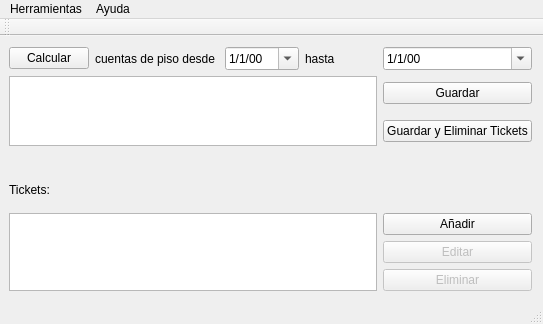
Old version of the form mainwindow.ui in the repository emepetres/Six-of-Spades.
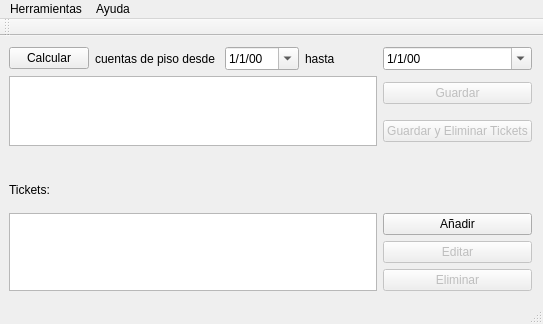
New version of the form.

Commit message: Bill calculation done. Application working with basic functionality.

What changed in the file:
```diff
--- a/mainwindow.ui
+++ b/mainwindow.ui
@@ -107,6 +107,9 @@
     </item>
     <item row="1" column="4">
      <widget class="QPushButton" name="pushButton_3">
+      <property name="enabled">
+       <bool>false</bool>
+      </property>
       <property name="text">
        <string>Guardar</string>
       </property>
@@ -114,6 +117,9 @@
     </item>
     <item row="2" column="4">
      <widget class="QPushButton" name="pushButton_4">
+      <property name="enabled">
+       <bool>false</bool>
+      </property>
       <property name="text">
        <string>Guardar y Eliminar Tickets</string>
       </property>
```
Left out of the diff: 10 changed lines with no effect on the pictures. The commit also changes 1 other file.
